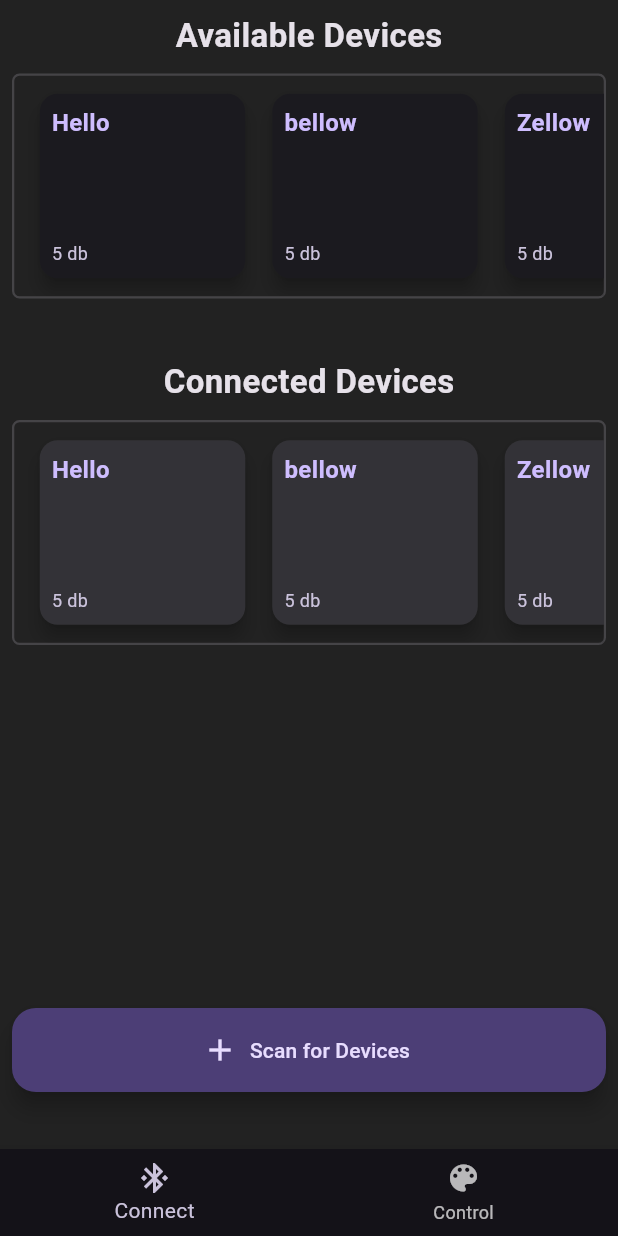
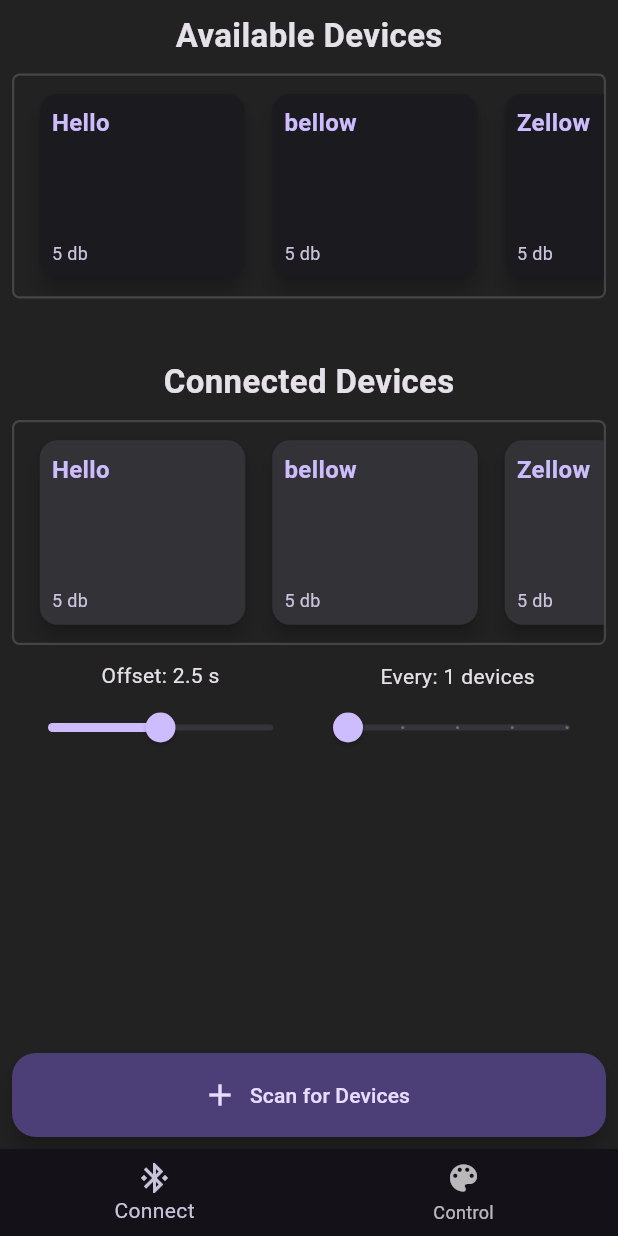
Before and after one commit to MDMoore1764/RGB_Controller, a Flutter app: the screen it shows after launch, on a phone screen of 412 x 824 dp. Run offline on Flutter 3.47's test engine with Material 3 defaults, Android fonts, the phone set to English and light mode, and no system bars.

Commit message:
Add Offset and every x devices selector

```diff
--- a/controller/lib/main.dart
+++ b/controller/lib/main.dart
@@ -49,11 +49,14 @@ class Application extends StatefulWidget {
 
 class _ApplicationState extends State<Application> {
   int _pageIndex = 0;
+  List<String> devices = ["Hello", "bellow", "Zellow", "Kellogs!"];
 
-  final List<Widget> _screens = [
-    Connect(devices: ["Hello", "bellow", "Zellow", "Kellogs!"]),
-    Control(),
-  ];
+  List<Widget> _screens = [];
+
+  _ApplicationState() {
+    _screens.add(Connect(devices: devices));
+    _screens.add(Control());
+  }
 
   void _setPage(int pageIndex) {
     setState(() {
--- a/controller/lib/screens/connect/connect.dart
+++ b/controller/lib/screens/connect/connect.dart
@@ -1,7 +1,7 @@
 import 'package:controller/screens/connect/device_card.dart';
 import 'package:flutter/material.dart';
 
-class Connect extends StatelessWidget {
+class Connect extends StatefulWidget {
   final List<String> devices;
 
   late double listHeight;
@@ -11,9 +11,22 @@ class Connect extends StatelessWidget {
   }
 
   @override
+  State<Connect> createState() => _ConnectState(devices: devices);
+}
+
+class _ConnectState extends State<Connect> {
+  late double _timeDelay;
+  late int _offsetEvery;
+  final List<String> _devices;
+
+  _ConnectState({required List<String> devices}) : _devices = devices {
+    _timeDelay = 2.5;
+    _offsetEvery = 1;
+  }
+
+  @override
   Widget build(BuildContext context) {
-    return Expanded(
-      child: Column(
+    return Column(
       mainAxisAlignment: MainAxisAlignment.spaceBetween,
       children: [
         Column(
@@ -32,17 +45,17 @@ class Connect extends StatelessWidget {
                 ),
                 borderRadius: BorderRadius.circular(5),
               ),
-                height: this.listHeight,
+              height: this.widget.listHeight,
               child: ListView.builder(
                 physics: BouncingScrollPhysics(),
                 scrollDirection: Axis.horizontal,
                 padding: const EdgeInsets.all(8),
                 itemBuilder: (context, index) {
-                    final device = this.devices[index];
+                  final device = this.widget.devices[index];
 
                   return DeviceCard(name: device, selected: false);
                 },
-                  itemCount: this.devices.length,
+                itemCount: this.widget.devices.length,
               ),
             ),
 
@@ -51,7 +64,7 @@ class Connect extends StatelessWidget {
               style: TextStyle(fontSize: 22, fontWeight: FontWeight.bold),
             ),
             Container(
-                margin: EdgeInsets.only(left: 0, right: 0, top: 10, bottom: 40),
+              margin: EdgeInsets.only(left: 0, right: 0, top: 10, bottom: 10),
               decoration: BoxDecoration(
                 border: Border.all(
                   color: Theme.of(context).colorScheme.outline.withAlpha(80),
@@ -59,19 +72,118 @@ class Connect extends StatelessWidget {
                 ),
                 borderRadius: BorderRadius.circular(5),
               ),
-                height: this.listHeight,
+              height: this.widget.listHeight,
               child: ListView.builder(
                 physics: BouncingScrollPhysics(),
                 scrollDirection: Axis.horizontal,
                 padding: const EdgeInsets.all(8),
                 itemBuilder: (context, index) {
-                    final device = this.devices[index];
+                  final device = this.widget.devices[index];
 
                   return DeviceCard(name: device, selected: true);
                 },
-                  itemCount: this.devices.length,
+                itemCount: this.widget.devices.length,
               ),
             ),
+
+            Column(
+              children: [
+                Row(
+                  mainAxisAlignment: MainAxisAlignment.center,
+                  crossAxisAlignment: CrossAxisAlignment.center,
+                  children: [
+                    Expanded(
+                      child: Column(
+                        children: [
+                          Text("Offset: ${_timeDelay.toStringAsFixed(1)} s"),
+                          SizedBox(
+                            height: 50,
+                            child: RotatedBox(
+                              quarterTurns: 0,
+                              child: Slider(
+                                value: _timeDelay,
+                                min: 0.0,
+                                max: 5.0,
+                                divisions: (5.0 / 0.1).toInt(),
+                                label: "${_timeDelay.toStringAsFixed(1)} s",
+
+                                onChanged: (double newValue) {
+                                  setState(() {
+                                    _timeDelay = newValue;
+                                  });
+                                },
+                              ),
+                            ),
+                          ),
+                        ],
+                      ),
+                    ),
+
+                    Expanded(
+                      child: Column(
+                        children: [
+                          Text(
+                            "Every: ${_offsetEvery.toStringAsFixed(0)} devices",
+                          ),
+                          RotatedBox(
+                            quarterTurns: 0,
+                            child: Slider(
+                              value: _offsetEvery.toDouble(),
+
+                              min: 1,
+                              max: this._devices.length.toDouble(),
+                              divisions: this._devices.length,
+                              label:
+                                  "${_offsetEvery.toStringAsFixed(0)} devices",
+
+                              onChanged: (double newValue) {
+                                setState(() {
+                                  _offsetEvery = newValue.toInt();
+                                });
+                              },
+                            ),
+                          ),
+                        ],
+                      ),
+                    ),
+                  ],
+                ),
+              ],
+            ),
+
+            // Column(
+            //   children: [
+            //     Text("Every: $_offsetEvery devices"),
+            //     Row(
+            //       mainAxisAlignment: MainAxisAlignment.center,
+            //       crossAxisAlignment: CrossAxisAlignment.center,
+            //       children: [
+            //         Expanded(
+            //           child: SizedBox(
+            //             height: 50,
+            //             child: RotatedBox(
+            //               quarterTurns: 0,
+            //               child: Slider(
+            //                 value: _offsetEvery.toDouble(),
+
+            //                 min: 1,
+            //                 max: this._devices.length.toDouble(),
+            //                 divisions: 10,
+            //                 label: "${_timeDelay.toStringAsFixed(0)} devices",
+
+            //                 onChanged: (double newValue) {
+            //                   setState(() {
+            //                     _timeDelay = newValue;
+            //                   });
+            //                 },
+            //               ),
+            //             ),
+            //           ),
+            //         ),
+            //       ],
+            //     ),
+            //   ],
+            // ),
           ],
         ),
 
@@ -79,7 +191,7 @@ class Connect extends StatelessWidget {
           children: [
             Expanded(
               child: Container(
-                  margin: EdgeInsets.only(bottom: 30),
+                // margin: EdgeInsets.only(bottom: 30),
                 child: FloatingActionButton.extended(
                   onPressed: () {},
                   icon: Icon(Icons.add),
@@ -90,7 +202,6 @@ class Connect extends StatelessWidget {
           ],
         ),
       ],
-      ),
     );
   }
 }
--- a/controller/lib/screens/connect/device_card.dart
+++ b/controller/lib/screens/connect/device_card.dart
@@ -19,7 +19,6 @@ class DeviceCard extends StatelessWidget {
           elevation: 5,
           child: Padding(
             padding: const EdgeInsets.all(8.0),
-            child: Expanded(
             child: Column(
               crossAxisAlignment: CrossAxisAlignment.start,
               mainAxisAlignment: MainAxisAlignment.spaceBetween,
@@ -44,7 +43,6 @@ class DeviceCard extends StatelessWidget {
           ),
         ),
       ),
-      ),
     );
   }
 }
```
Lines whose indentation alone changed are shown as unchanged.
